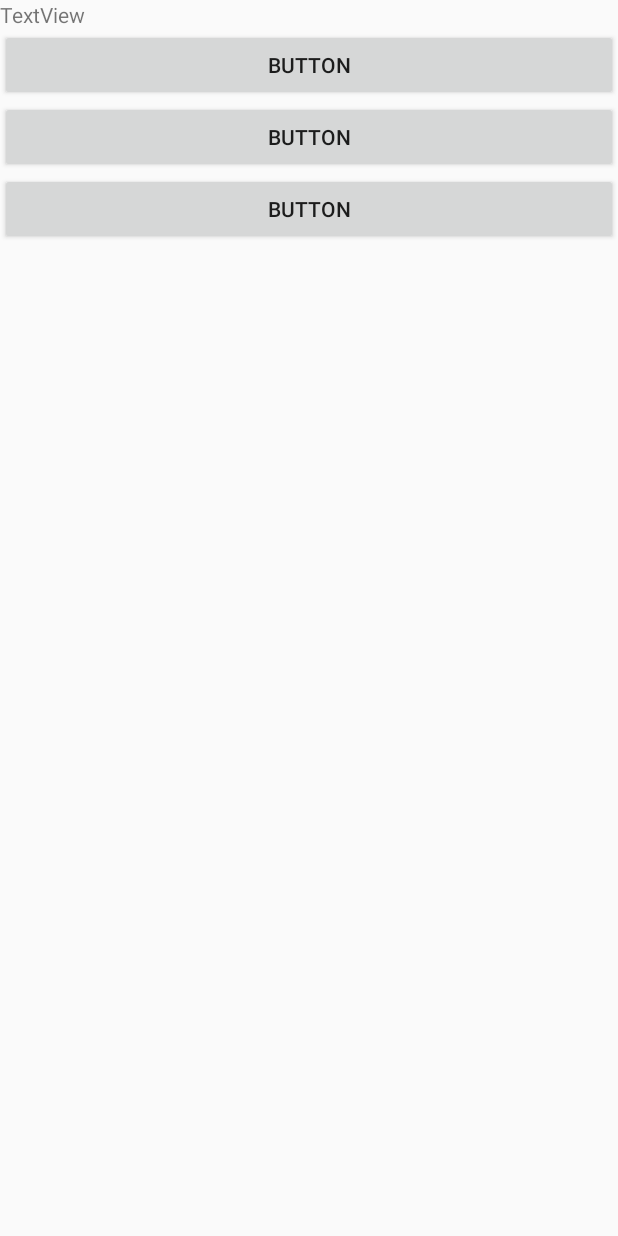
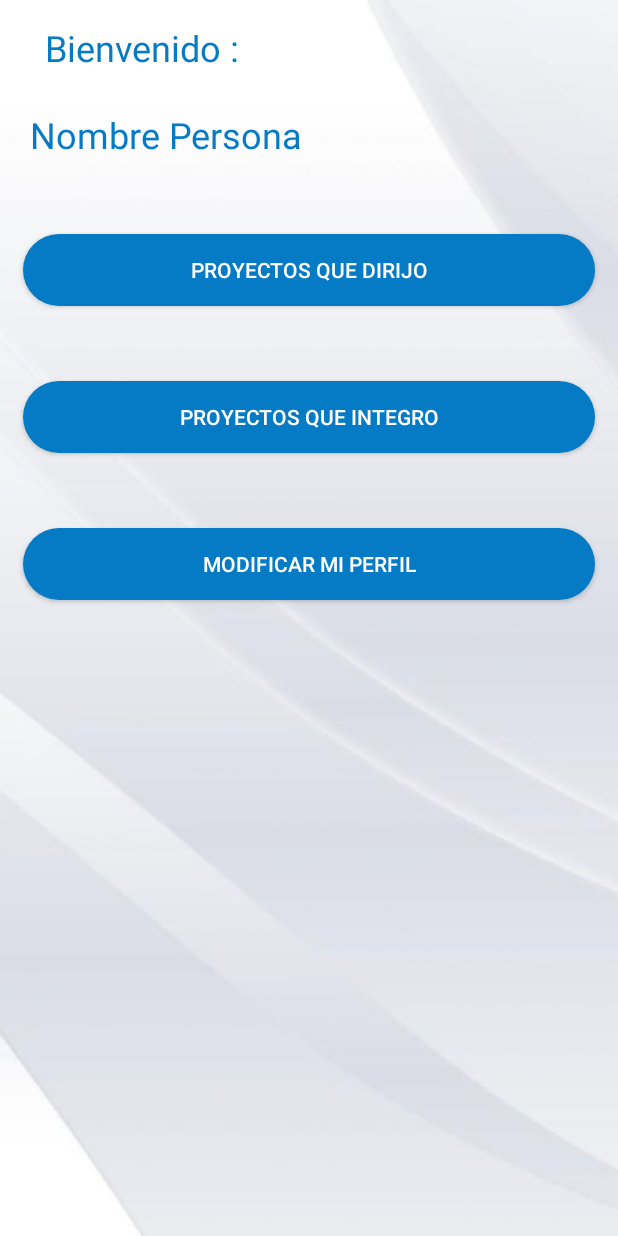
Before and after one commit to NicolasDuranGarces/Android-1, an Android app: the MenuPrincipal screen opened directly, with no data from a screen before it, on a phone screen of 412 x 824 dp. Run offline under Robolectric (Android 15) with nearby library versions, the phone set to English and light mode, and no system bars.

Commit message:
Diseño de la interfaz del Menu Principal

```diff
--- a/Proyectos_Institucionales/app/src/main/res/layout/activity_menu_principal.xml
+++ b/Proyectos_Institucionales/app/src/main/res/layout/activity_menu_principal.xml
@@ -1,10 +1,17 @@
 <?xml version="1.0" encoding="utf-8"?>
-<androidx.constraintlayout.widget.ConstraintLayout xmlns:android="http://schemas.android.com/apk/res/android"
+<RelativeLayout xmlns:android="http://schemas.android.com/apk/res/android"
     xmlns:app="http://schemas.android.com/apk/res-auto"
     xmlns:tools="http://schemas.android.com/tools"
     android:layout_width="match_parent"
     android:layout_height="match_parent"
     tools:context=".MenuPrincipal">
+
+    <ImageView
+        android:layout_width="match_parent"
+        android:layout_height="match_parent"
+        android:src="@drawable/findototal"
+        android:scaleType="centerCrop"
+        />
 
     <LinearLayout
         android:layout_width="match_parent"
@@ -12,27 +19,75 @@
         android:orientation="vertical">
 
         <TextView
-            android:id="@+id/textView2"
+            android:id="@+id/textView"
             android:layout_width="match_parent"
             android:layout_height="wrap_content"
-            android:text="TextView" />
+            android:layout_marginTop="15dp"
+            android:layout_marginBottom="10dp"
+            android:text="Bienvenido : "
+            android:textColor="@color/blue"
+            android:textSize="24sp"
+            android:paddingLeft="30dp"/>
+
+
+        <TextView
+            android:id="@+id/txtNombrePersona"
+            android:layout_width="match_parent"
+            android:layout_height="wrap_content"
+            android:layout_marginTop="15dp"
+            android:layout_marginBottom="40dp"
+            android:text="Nombre Persona "
+            android:textColor="@color/blue"
+            android:textSize="24sp"
+            android:paddingLeft="20dp"/>
 
         <Button
             android:id="@+id/button"
             android:layout_width="match_parent"
             android:layout_height="wrap_content"
-            android:text="Button" />
+            android:text="proyectos que dirijo"
+            android:layout_marginLeft="15dp"
+            android:layout_marginTop="10dp"
+            android:layout_marginRight="15dp"
+            android:layout_marginBottom="40dp"
+            android:background="@drawable/btn_redondeado_blanco"
+            android:ems="10"
+            android:padding="10dp"
+            android:paddingLeft="10dp"
+            android:paddingRight="10dp"
+            android:textColor="@color/white"/>
+
 
         <Button
             android:id="@+id/button2"
             android:layout_width="match_parent"
             android:layout_height="wrap_content"
-            android:text="Button" />
+            android:text="proyectos que integro"
+            android:layout_marginLeft="15dp"
+            android:layout_marginTop="10dp"
+            android:layout_marginRight="15dp"
+            android:layout_marginBottom="40dp"
+            android:background="@drawable/btn_redondeado_blanco"
+            android:ems="10"
+            android:padding="10dp"
+            android:paddingLeft="10dp"
+            android:paddingRight="10dp"
+            android:textColor="@color/white"/>
 
         <Button
             android:id="@+id/button3"
             android:layout_width="match_parent"
             android:layout_height="wrap_content"
-            android:text="Button" />
+            android:text="Modificar MI Perfil"
+            android:layout_marginLeft="15dp"
+            android:layout_marginTop="10dp"
+            android:layout_marginRight="15dp"
+            android:layout_marginBottom="10dp"
+            android:background="@drawable/btn_redondeado_blanco"
+            android:ems="10"
+            android:padding="10dp"
+            android:paddingLeft="10dp"
+            android:paddingRight="10dp"
+            android:textColor="@color/white"/>
     </LinearLayout>
-</androidx.constraintlayout.widget.ConstraintLayout>
+</RelativeLayout>
```
